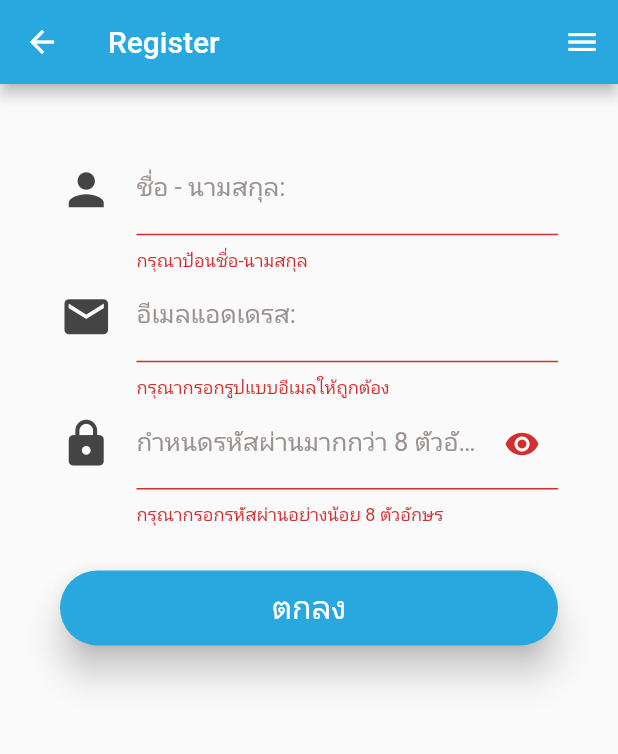
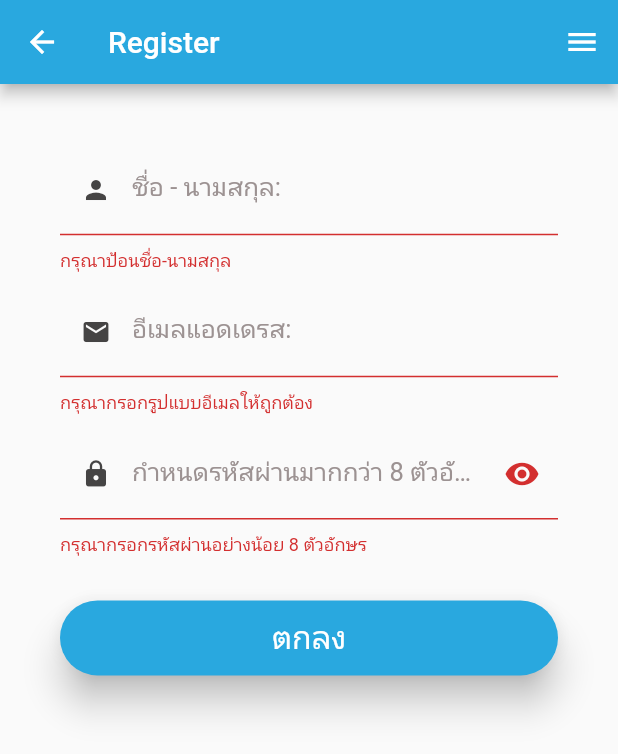
Before and after one commit to amornpan/flowdetect, a Flutter app: the Register screen opened directly, after a tap on "ตกลง", on a phone screen of 412 x 824 dp. Shown: the top 754 px of the screen. Run offline on Flutter 3.47's test engine with Material 2 defaults, Android fonts, the phone set to English and light mode, and no system bars; our stand-ins replace firebase_core; accounts and stored records are empty.

Commit message:
New Structure #1

```diff
--- /dev/null
+++ b/lib/router.dart
@@ -0,0 +1,6 @@
+import 'package:flowdetect/stages/authen.dart';
+import 'package:flutter/material.dart';
+
+final Map<String, WidgetBuilder> map = {
+  '/authen':(BuildContext context)=>const Authen(),
+};
--- a/lib/screens/register.dart
+++ b/lib/screens/register.dart
@@ -1,3 +1,4 @@
+import 'package:firebase_core/firebase_core.dart';
 import 'package:flutter/material.dart';
 
 class Register extends StatefulWidget {
@@ -22,21 +23,25 @@ class _RegisterState extends State<Register> {
     return TextFormField(
       keyboardType: TextInputType.name,
       style: const TextStyle(color: Color.fromRGBO(0, 0, 0, 1), fontSize: 17.0),
-      decoration: const InputDecoration(
-        icon: Icon(
+      decoration: InputDecoration(
+        prefixIcon: const Icon(
           Icons.person,
           color: Color.fromARGB(255, 69, 68, 68),
-          size: 35.0,
+          size: 20.0,
         ),
+        enabledBorder:
+            OutlineInputBorder(borderRadius: BorderRadius.circular(30)),
+        focusedBorder:
+            OutlineInputBorder(borderRadius: BorderRadius.circular(30)),
         labelText: 'ชื่อ - นามสกุล:',
-        labelStyle: TextStyle(
+        labelStyle: const TextStyle(
             color: Color.fromARGB(255, 156, 146, 146),
             fontSize: 17.0,
             fontWeight: FontWeight.normal),
-        helperText: 'กรอกข้อมูลเป็นตัวอักษรเท่านั้น!',
-        helperStyle: TextStyle(
-            color: Color.fromRGBO(41, 168, 223, 1),
-            fontStyle: FontStyle.italic),
+        // helperText: 'กรอกข้อมูลเป็นตัวอักษรเท่านั้น!',
+        // helperStyle: const TextStyle(
+        //     color: Color.fromRGBO(41, 168, 223, 1),
+        //     fontStyle: FontStyle.italic),
       ),
       validator: (value) {
         if (value == null || value.isEmpty) {
@@ -55,21 +60,26 @@ class _RegisterState extends State<Register> {
     return TextFormField(
       keyboardType: TextInputType.emailAddress,
       style: const TextStyle(color: Color.fromRGBO(0, 0, 0, 1), fontSize: 17.0),
-      decoration: const InputDecoration(
-          icon: Icon(
+      decoration: InputDecoration(
+          enabledBorder:
+              OutlineInputBorder(borderRadius: BorderRadius.circular(30)),
+          focusedBorder:
+              OutlineInputBorder(borderRadius: BorderRadius.circular(30)),
+          prefixIcon: const Icon(
             Icons.email,
             color: Color.fromARGB(255, 69, 68, 68),
-            size: 35.0,
+            size: 20.0,
           ),
           labelText: 'อีเมลแอดเดรส:',
-          labelStyle: TextStyle(
+          labelStyle: const TextStyle(
               color: Color.fromARGB(255, 156, 146, 146),
               fontSize: 17.0,
               fontWeight: FontWeight.normal),
-          helperText: 'กรอกข้อมูลอีเมลของคุณ',
-          helperStyle: TextStyle(
-              color: Color.fromRGBO(41, 168, 223, 1),
-              fontStyle: FontStyle.italic)),
+          // helperText: 'กรอกข้อมูลอีเมลของคุณ',
+          // helperStyle: const TextStyle(
+          //     color: Color.fromRGBO(41, 168, 223, 1),
+          //     fontStyle: FontStyle.italic)
+              ),
       validator: (value) {
         if (!((value!.contains('@')) && (value.contains('.')))) {
           return 'กรุณากรอกรูปแบบอีเมลให้ถูกต้อง';
@@ -89,6 +99,10 @@ class _RegisterState extends State<Register> {
       obscureText: _isObscure,
       style: const TextStyle(color: Color.fromRGBO(0, 0, 0, 1), fontSize: 17.0),
       decoration: InputDecoration(
+          enabledBorder:
+              OutlineInputBorder(borderRadius: BorderRadius.circular(30)),
+          focusedBorder:
+              OutlineInputBorder(borderRadius: BorderRadius.circular(30)),
           suffixIcon: IconButton(
               onPressed: () {
                 setState(() {
@@ -96,20 +110,21 @@ class _RegisterState extends State<Register> {
                 });
               },
               icon: Icon(_isObscure ? Icons.visibility : Icons.visibility_off)),
-          icon: const Icon(
+          prefixIcon: const Icon(
             Icons.lock,
             color: Color.fromARGB(255, 69, 68, 68),
-            size: 35.0,
+            size: 20.0,
           ),
           labelText: 'กำหนดรหัสผ่านมากกว่า 8 ตัวอักษร:',
           labelStyle: const TextStyle(
               color: Color.fromARGB(255, 156, 146, 146),
               fontSize: 17.0,
               fontWeight: FontWeight.normal),
-          helperText: 'กรอกข้อมูลรหัสผ่านของคุณ',
-          helperStyle: const TextStyle(
-              color: Color.fromRGBO(41, 168, 223, 1),
-              fontStyle: FontStyle.italic)),
+          // helperText: 'กรอกข้อมูลรหัสผ่านของคุณ',
+          // helperStyle: const TextStyle(
+          //     color: Color.fromRGBO(41, 168, 223, 1),
+          //     fontStyle: FontStyle.italic)
+              ),
       validator: (value) {
         if (value!.length < 8) {
           return 'กรุณากรอกรหัสผ่านอย่างน้อย 8 ตัวอักษร';
@@ -131,6 +146,7 @@ class _RegisterState extends State<Register> {
           _formKey.currentState!.save();
           debugPrint(
               'name = $nameString, email = $emailString, password = $passwordString');
+          registerThread();
         }
       },
       child: const Text("ตกลง"),
@@ -149,6 +165,12 @@ class _RegisterState extends State<Register> {
     );
   }
 
+  Future<void> registerThread() async {
+    await Firebase.initializeApp().then((value) {
+      debugPrint('############# connection to firebae success #############');
+    });
+  }
+
   @override
   Widget build(BuildContext context) {
     return Scaffold(
@@ -163,7 +185,9 @@ class _RegisterState extends State<Register> {
               padding: const EdgeInsets.all(40.0),
               children: [
                 nameText(),
+                const SizedBox(height: 10),
                 emailText(),
+                const SizedBox(height: 10),
                 passwordText(),
                 const SizedBox(height: 30),
                 submitButton()
--- a/pubspec.yaml
+++ b/pubspec.yaml
@@ -35,7 +35,7 @@ dependencies:
   # Use with the CupertinoIcons class for iOS style icons.
   cupertino_icons: ^1.0.2
 
-  firebase_auth: ^3.3.18
+  firebase_core: ^1.17.0
 
 dev_dependencies:
   flutter_test:
```
Also changed, not shown: lib/main.dart (+7 -3 lines), lib/stages/authen.dart (added, +23 -0 lines), lib/utility/main_style.dart (added, +80 -0 lines), pubspec.lock, 3 other files.
